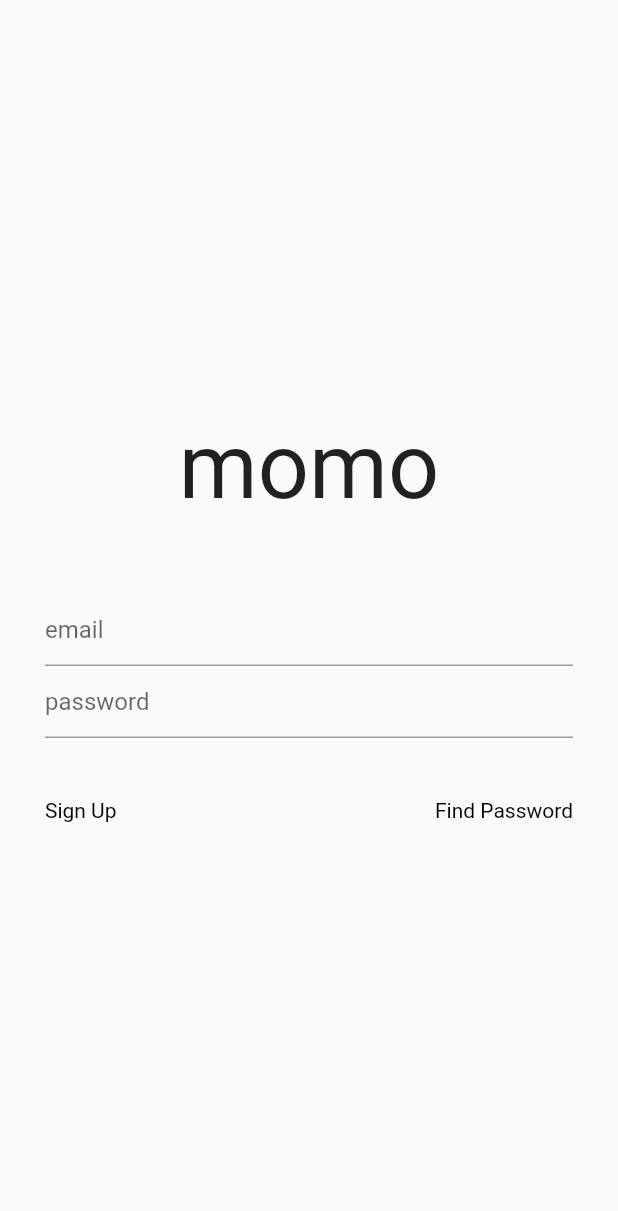
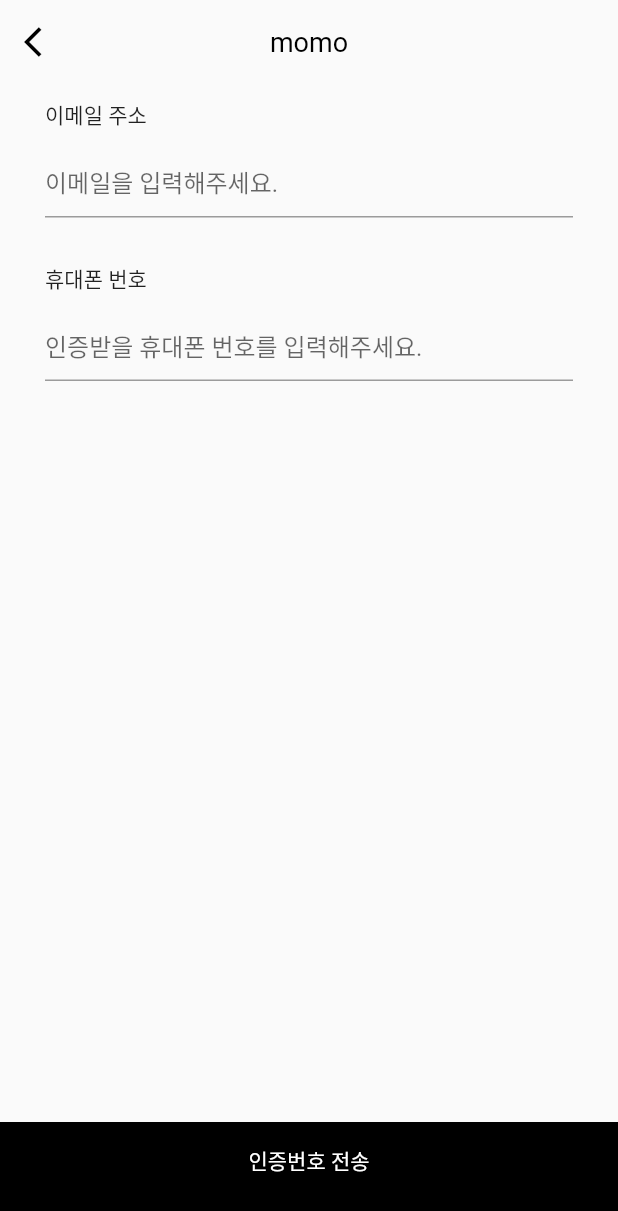
Before and after one commit to 812jay/momo, a Flutter app: the screen it shows after launch, after a tap on "Find Password", on a phone screen of 412 x 824 dp. Shown: the top 1211 px of the screen. Run offline on Flutter 3.47's test engine with Material 2 defaults, Android fonts, the phone set to English and light mode, and no system bars; our stand-ins replace date_format, flutter_slidable; missing offline and left inert: html_editor_enhanced.

Commit message:
Add find password page

```diff
--- a/lib/main.dart
+++ b/lib/main.dart
@@ -1,6 +1,7 @@
 // import 'package:firebase_core/firebase_core.dart';
 import 'package:flutter/material.dart';
 import 'package:momo/providers/auth_provider.dart';
+import 'package:momo/views/auth/find_password.dart';
 import 'package:momo/views/auth/sign_in.dart';
 import 'package:momo/views/auth/sign_up.dart';
 import 'package:momo/views/folder/folder_list.dart';
@@ -40,6 +41,7 @@
           Home.routeName: (context) => const Home(),
           SignInView.routeName: (context) => const SignInView(),
           SignUpView.routeName: (context) => const SignUpView(),
+          FindPasswordView.routeName: (context) => const FindPasswordView(),
           FolderListView.routeName: (context) => const FolderListView(),
           MemoListView.routeName: (context) => const MemoListView(),
           FriendListView.routeName: (context) => const FriendListView(),
--- /dev/null
+++ b/lib/views/auth/find_password.dart
@@ -0,0 +1,61 @@
+import 'package:flutter/material.dart';
+import 'package:momo/views/common/components/common_app_bar.dart';
+
+class FindPasswordView extends StatelessWidget {
+  static const routeName = 'find_password';
+  const FindPasswordView({Key? key}) : super(key: key);
+
+  @override
+  Widget build(BuildContext context) {
+    TextEditingController emailController = TextEditingController();
+    return Scaffold(
+      appBar: commonAppBar(context: context, isLeading: true),
+      body: Column(
+        children: [
+          Container(
+            padding: const EdgeInsets.symmetric(horizontal: 30.0),
+            child: Column(
+              crossAxisAlignment: CrossAxisAlignment.start,
+              children: [
+                const SizedBox(height: 10.0),
+                const Text('이메일 주소'),
+                const SizedBox(height: 10.0),
+                TextField(
+                  controller: emailController,
+                  decoration: const InputDecoration(hintText: '이메일을 입력해주세요.'),
+                  keyboardType: TextInputType.emailAddress,
+                ),
+                const SizedBox(height: 30.0),
+                const Text('휴대폰 번호'),
+                const SizedBox(height: 10.0),
+                TextField(
+                  controller: emailController,
+                  decoration:
+                      const InputDecoration(hintText: '인증받을 휴대폰 번호를 입력해주세요.'),
+                  keyboardType: TextInputType.phone,
+                ),
+              ],
+            ),
+          ),
+          const Spacer(),
+          GestureDetector(
+            onTap: () {
+              Navigator.of(context).pop();
+            },
+            child: Container(
+              padding: const EdgeInsets.only(bottom: 40.0, top: 15.0),
+              decoration: const BoxDecoration(color: Colors.black),
+              width: double.infinity,
+              child: const Center(
+                child: Text(
+                  '인증번호 전송',
+                  style: TextStyle(color: Colors.white),
+                ),
+              ),
+            ),
+          ),
+        ],
+      ),
+    );
+  }
+}
--- a/lib/views/auth/sign_in.dart
+++ b/lib/views/auth/sign_in.dart
@@ -46,7 +46,8 @@
                       ),
                     ),
                     GestureDetector(
-                      onTap: () {},
+                      onTap: () =>
+                          Navigator.of(context).pushNamed('find_password'),
                       child: const Text(
                         'Find Password',
                         style: TextStyle(
```
